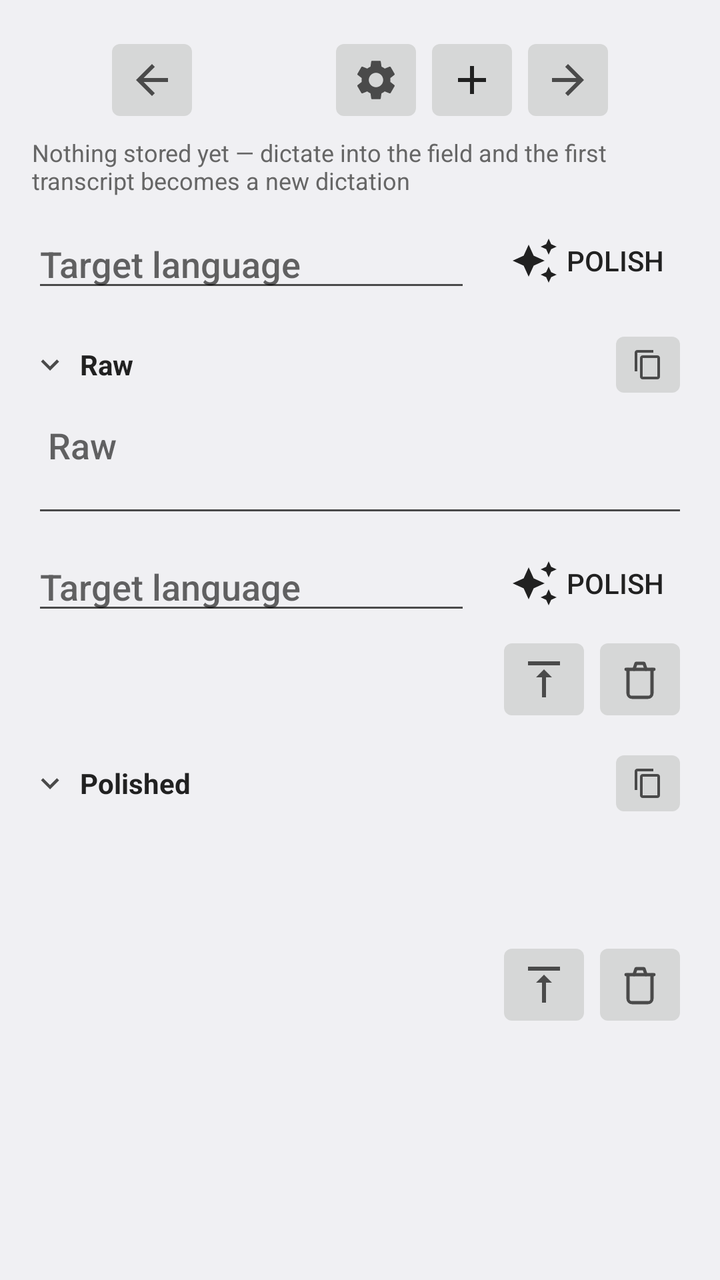
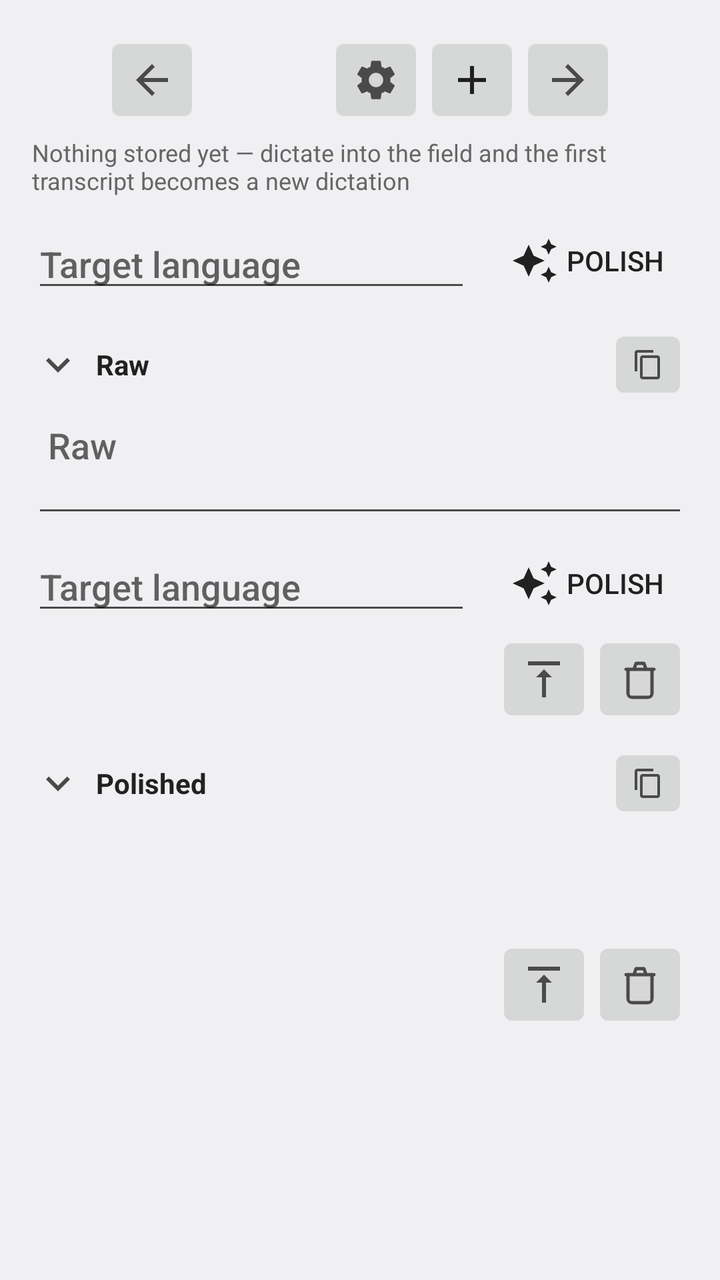

Before-and-after screenshots of an Android layout around one commit, followed by the original layout XML and the change that was made.
<!-- AndroidManifest.xml: activity theme Theme.PolishedRecognition.Plain -->
<!-- res/layout/activity_workbench.xml -->
<?xml version="1.0" encoding="utf-8"?>
<ScrollView xmlns:android="http://schemas.android.com/apk/res/android"
    android:id="@+id/workbench_root"
    android:layout_width="match_parent"
    android:layout_height="match_parent"
    android:fillViewport="true">

    <LinearLayout
        android:layout_width="match_parent"
        android:layout_height="wrap_content"
        android:orientation="vertical"
        android:padding="16dp">

        
        <LinearLayout
            android:layout_width="match_parent"
            android:layout_height="wrap_content"
            android:gravity="center"
            android:orientation="horizontal">

            <ImageButton
                android:id="@+id/workbench_prev"
                android:layout_width="48dp"
                android:layout_height="48dp"
                android:contentDescription="@string/workbench_older"
                android:scaleType="centerInside"
                android:src="@drawable/ic_arrow_left"
                android:tint="?android:attr/textColorSecondary" />

            <TextView
                android:id="@+id/workbench_position"
                android:layout_width="wrap_content"
                android:layout_height="wrap_content"
                android:gravity="center"
                android:minWidth="64dp"
                android:textColor="?android:attr/textColorPrimary"
                android:textSize="16sp" />

            <ImageButton
                android:id="@+id/workbench_settings"
                android:layout_width="48dp"
                android:layout_height="48dp"
                android:contentDescription="@string/workbench_settings"
                android:scaleType="centerInside"
                android:src="@drawable/ic_settings"
                android:tint="?android:attr/textColorSecondary" />

            <ImageButton
                android:id="@+id/workbench_new"
                android:layout_width="48dp"
                android:layout_height="48dp"
                android:contentDescription="@string/workbench_new"
                android:scaleType="centerInside"
                android:src="@drawable/ic_add"
                android:tint="?android:attr/textColorPrimary" />

            <ImageButton
                android:id="@+id/workbench_next"
                android:layout_width="48dp"
                android:layout_height="48dp"
                android:contentDescription="@string/workbench_newer"
                android:scaleType="centerInside"
                android:src="@drawable/ic_arrow_right"
                android:tint="?android:attr/textColorSecondary" />
        </LinearLayout>

        
        <TextView
            android:id="@+id/workbench_recovery"
            android:layout_width="match_parent"
            android:layout_height="wrap_content"
            android:layout_marginTop="4dp"
            android:background="@drawable/workbench_recovery_banner"
            android:gravity="center_vertical"
            android:minHeight="?android:attr/listPreferredItemHeightSmall"
            android:paddingStart="?android:attr/listPreferredItemPaddingStart"
            android:paddingEnd="?android:attr/listPreferredItemPaddingEnd"
            android:textColor="?android:attr/colorAccent"
            android:textSize="16sp"
            android:textStyle="bold"
            android:visibility="gone" />

        
        <TextView
            android:id="@+id/workbench_stamp"
            android:layout_width="match_parent"
            android:layout_height="wrap_content"
            android:layout_marginTop="4dp"
            android:gravity="start"
            android:textColor="?android:attr/textColorSecondary"
            android:textSize="14sp"
            android:visibility="gone" />

        
        <LinearLayout
            android:id="@+id/workbench_leftover_actions"
            style="?android:attr/buttonBarStyle"
            android:layout_width="match_parent"
            android:layout_height="wrap_content"
            android:layout_marginTop="8dp"
            android:orientation="horizontal"
            android:visibility="gone">

            <Button
                android:id="@+id/workbench_retry_stt"
                style="?android:attr/buttonBarButtonStyle"
                android:layout_width="0dp"
                android:layout_height="wrap_content"
                android:layout_weight="1"
                android:text="@string/workbench_retry_stt" />

            <Button
                android:id="@+id/workbench_restore_text"
                style="?android:attr/buttonBarButtonStyle"
                android:layout_width="0dp"
                android:layout_height="wrap_content"
                android:layout_weight="1"
                android:text="@string/workbench_restore_text"
                android:visibility="gone" />

            <Button
                android:id="@+id/workbench_share_audio"
                style="?android:attr/buttonBarButtonStyle"
                android:layout_width="0dp"
                android:layout_height="wrap_content"
                android:layout_weight="1"
                android:layout_marginStart="8dp"
                android:text="@string/workbench_share_audio" />

            <Button
                android:id="@+id/workbench_dismiss_leftover"
                style="?android:attr/buttonBarButtonStyle"
                android:layout_width="0dp"
                android:layout_height="wrap_content"
                android:layout_weight="1"
                android:layout_marginStart="8dp"
                android:text="@string/workbench_dismiss_leftover" />
        </LinearLayout>

        <TextView
            android:id="@+id/workbench_empty_hint"            android:layout_width="match_parent"
            android:layout_height="wrap_content"
            android:layout_marginTop="4dp"
            android:text="@string/workbench_empty"
            android:textColor="?android:attr/textColorTertiary"
            android:textSize="12sp" />

        
        <LinearLayout
            android:layout_width="match_parent"
            android:layout_height="wrap_content"
            android:layout_marginTop="8dp"
            android:gravity="center_vertical"
            android:orientation="horizontal">

            <AutoCompleteTextView
                android:id="@+id/workbench_language_a"
                android:layout_width="0dp"
                android:layout_height="wrap_content"
                android:layout_weight="1"
                android:clickable="true"
                android:completionThreshold="1"
                android:cursorVisible="false"
                android:focusable="false"
                android:hint="@string/workbench_language"
                android:inputType="text" />

            <Button
                android:id="@+id/workbench_polish_a"
                style="?android:attr/borderlessButtonStyle"
                android:layout_width="wrap_content"
                android:layout_height="wrap_content"
                android:layout_marginStart="8dp"
                android:drawableStart="@drawable/ic_polish"
                android:drawablePadding="4dp"
                android:drawableTint="?android:attr/textColorPrimary"
                android:text="@string/workbench_polish"
                android:textColor="?android:attr/textColorPrimary" />
        </LinearLayout>

        
        <LinearLayout
            android:id="@+id/workbench_raw_toggle"
            android:layout_width="match_parent"
            android:layout_height="wrap_content"
            android:layout_marginTop="8dp"
            android:clickable="true"
            android:contentDescription="@string/workbench_raw_toggle_desc"
            android:focusable="true"
            android:gravity="center_vertical"
            android:orientation="horizontal">

            <ImageView
                android:id="@+id/workbench_raw_chevron"
                android:layout_width="24dp"
                android:layout_height="24dp"
                android:importantForAccessibility="no"
                android:paddingStart="0dp"
                android:paddingEnd="6dp"
                android:scaleType="centerInside"
                android:src="@drawable/ic_chevron_down"
                android:tint="?android:attr/textColorSecondary" />

            <TextView
                android:layout_width="0dp"
                android:layout_height="wrap_content"
                android:layout_weight="1"
                android:text="@string/workbench_raw"
                android:textColor="?android:attr/textColorPrimary"
                android:textSize="14sp"
                android:textStyle="bold" />

            <ImageButton
                android:id="@+id/workbench_copy_raw"
                android:layout_width="40dp"
                android:layout_height="40dp"
                android:contentDescription="@string/workbench_copy_raw_desc"
                android:scaleType="centerInside"
                android:src="@drawable/ic_copy"
                android:tint="?android:attr/textColorSecondary" />
        </LinearLayout>

        <TextView
            android:id="@+id/workbench_raw_preview"
            android:layout_width="match_parent"
            android:layout_height="wrap_content"
            android:ellipsize="end"
            android:maxLines="1"
            android:textColor="?android:attr/textColorSecondary"
            android:textSize="14sp"
            android:visibility="gone" />

        <EditText
            android:id="@+id/workbench_raw"
            android:layout_width="match_parent"
            android:layout_height="wrap_content"
            android:gravity="top|start"
            android:hint="@string/workbench_raw"
            android:importantForAutofill="no"
            android:inputType="textMultiLine|textCapSentences"
            android:minLines="2"
            android:padding="8dp" />

        
        <LinearLayout
            android:layout_width="match_parent"
            android:layout_height="wrap_content"
            android:layout_marginTop="4dp"
            android:gravity="center_vertical"
            android:orientation="horizontal">

            <AutoCompleteTextView
                android:id="@+id/workbench_language_b"
                android:layout_width="0dp"
                android:layout_height="wrap_content"
                android:layout_weight="1"
                android:clickable="true"
                android:completionThreshold="1"
                android:cursorVisible="false"
                android:focusable="false"
                android:hint="@string/workbench_language"
                android:inputType="text" />

            <Button
                android:id="@+id/workbench_polish_b"
                style="?android:attr/borderlessButtonStyle"
                android:layout_width="wrap_content"
                android:layout_height="wrap_content"
                android:layout_marginStart="8dp"
                android:drawableStart="@drawable/ic_polish"
                android:drawablePadding="4dp"
                android:drawableTint="?android:attr/textColorPrimary"
                android:text="@string/workbench_polish"
                android:textColor="?android:attr/textColorPrimary" />
        </LinearLayout>

        
        <LinearLayout
            android:id="@+id/workbench_actions_b"
            android:layout_width="match_parent"
            android:layout_height="wrap_content"
            android:gravity="center_vertical|end"
            android:orientation="horizontal">

            <ImageButton
                android:id="@+id/workbench_promote_b"
                android:layout_width="48dp"
                android:layout_height="48dp"
                android:contentDescription="@string/workbench_promote"
                android:scaleType="centerInside"
                android:src="@drawable/ic_promote"
                android:tint="?android:attr/textColorSecondary" />

            <ImageButton
                android:id="@+id/workbench_clear_polished_b"
                android:layout_width="48dp"
                android:layout_height="48dp"
                android:contentDescription="@string/workbench_clear_polished"
                android:scaleType="centerInside"
                android:src="@drawable/ic_delete_outline"
                android:tint="?android:attr/textColorSecondary" />
        </LinearLayout>

        
        <LinearLayout
            android:id="@+id/workbench_polished_toggle"
            android:layout_width="match_parent"
            android:layout_height="wrap_content"
            android:layout_marginTop="8dp"
            android:clickable="true"
            android:contentDescription="@string/workbench_polished_toggle_desc"
            android:focusable="true"
            android:gravity="center_vertical"
            android:orientation="horizontal">

            <ImageView
                android:id="@+id/workbench_polished_chevron"
                android:layout_width="24dp"
                android:layout_height="24dp"
                android:importantForAccessibility="no"
                android:paddingStart="0dp"
                android:paddingEnd="6dp"
                android:scaleType="centerInside"
                android:src="@drawable/ic_chevron_down"
                android:tint="?android:attr/textColorSecondary" />

            <TextView
                android:layout_width="0dp"
                android:layout_height="wrap_content"
                android:layout_weight="1"
                android:text="@string/workbench_polished"
                android:textColor="?android:attr/textColorPrimary"
                android:textSize="14sp"
                android:textStyle="bold" />

            <ImageButton
                android:id="@+id/workbench_copy_polished"
                android:layout_width="40dp"
                android:layout_height="40dp"
                android:contentDescription="@string/workbench_copy_polished_desc"
                android:scaleType="centerInside"
                android:src="@drawable/ic_copy"
                android:tint="?android:attr/textColorSecondary" />
        </LinearLayout>

        <TextView
            android:id="@+id/workbench_polished_preview"
            android:layout_width="match_parent"
            android:layout_height="wrap_content"
            android:ellipsize="end"
            android:maxLines="1"
            android:textColor="?android:attr/textColorSecondary"
            android:textSize="14sp"
            android:visibility="gone" />

        <TextView
            android:id="@+id/workbench_polished"
            android:layout_width="match_parent"
            android:layout_height="wrap_content"
            android:focusable="false"
            android:longClickable="false"
            android:minLines="2"
            android:padding="8dp"
            android:textColor="?android:attr/textColorPrimary"
            android:textSize="16sp" />

        
        <LinearLayout
            android:id="@+id/workbench_actions_c"
            android:layout_width="match_parent"
            android:layout_height="wrap_content"
            android:gravity="center_vertical|end"
            android:orientation="horizontal">

            <ImageButton
                android:id="@+id/workbench_promote_c"
                android:layout_width="48dp"
                android:layout_height="48dp"
                android:contentDescription="@string/workbench_promote"
                android:scaleType="centerInside"
                android:src="@drawable/ic_promote"
                android:tint="?android:attr/textColorSecondary" />

            <ImageButton
                android:id="@+id/workbench_clear_polished_c"
                android:layout_width="48dp"
                android:layout_height="48dp"
                android:contentDescription="@string/workbench_clear_polished"
                android:scaleType="centerInside"
                android:src="@drawable/ic_delete_outline"
                android:tint="?android:attr/textColorSecondary" />
        </LinearLayout>
    </LinearLayout>
</ScrollView>
<!-- resources referenced by this layout -->
<resources>
  <!-- drawable ic_add (drawable) -->
  <?xml version="1.0" encoding="utf-8"?>
  <vector xmlns:android="http://schemas.android.com/apk/res/android"
      android:width="24dp"
      android:height="24dp"
      android:viewportWidth="24"
      android:viewportHeight="24">
      <path
          android:fillColor="#FF000000"
          android:pathData="M19,13h-6v6h-2v-6H5v-2h6V5h2v6h6v2z" />
  </vector>
  <!-- drawable ic_arrow_left (drawable) -->
  <?xml version="1.0" encoding="utf-8"?>
  <vector xmlns:android="http://schemas.android.com/apk/res/android"
      android:width="24dp"
      android:height="24dp"
      android:viewportWidth="24"
      android:viewportHeight="24">
      <path
          android:fillColor="#FF000000"
          android:pathData="M20,11H7.83l5.59,-5.59L12,4l-8,8 8,8 1.41,-1.41L7.83,13H20v-2z" />
  </vector>
  <!-- drawable ic_arrow_right (drawable) -->
  <?xml version="1.0" encoding="utf-8"?>
  <vector xmlns:android="http://schemas.android.com/apk/res/android"
      android:width="24dp"
      android:height="24dp"
      android:viewportWidth="24"
      android:viewportHeight="24">
      <path
          android:fillColor="#FF000000"
          android:pathData="M12,4l-1.41,1.41L16.17,11H4v2h12.17l-5.58,5.59L12,20l8,-8z" />
  </vector>
  <!-- drawable ic_chevron_down (drawable) -->
  <?xml version="1.0" encoding="utf-8"?>
  <vector xmlns:android="http://schemas.android.com/apk/res/android"
      android:width="24dp"
      android:height="24dp"
      android:viewportWidth="24"
      android:viewportHeight="24">
      <path
          android:fillColor="#FF000000"
          android:pathData="M7.41,8.59L12,13.17l4.59,-4.58L18,10l-6,6 -6,-6z" />
  </vector>
  <!-- drawable ic_promote (drawable) -->
  <?xml version="1.0" encoding="utf-8"?>
  <vector xmlns:android="http://schemas.android.com/apk/res/android"
      android:width="24dp"
      android:height="24dp"
      android:viewportWidth="24"
      android:viewportHeight="24">
      <path
          android:fillColor="#FF000000"
          android:pathData="M8,11h3v10h2V11h3l-4,-4L8,11zM4,3v2h16V3H4z" />
  </vector>
  <string name="workbench_clear_polished">Empty the Polished field</string>
  <string name="workbench_copy_polished_desc">Copy the polished text to the clipboard</string>
  <string name="workbench_copy_raw_desc">Copy the raw text to the clipboard</string>
  <string name="workbench_dismiss_leftover">Dismiss</string>
  <string name="workbench_empty">Nothing stored yet — dictate into the field and the first transcript becomes a new dictation</string>
  <string name="workbench_language">Target language</string>
  <string name="workbench_new">New dictation</string>
  <string name="workbench_newer">Newer dictation</string>
  <string name="workbench_older">Older dictation</string>
  <string name="workbench_polish">Polish</string>
  <string name="workbench_polished">Polished</string>
  <string name="workbench_polished_toggle_desc">Collapse or expand the polished text</string>
  <string name="workbench_promote">Make Polished the new RAW</string>
  <string name="workbench_raw">Raw</string>
  <string name="workbench_raw_toggle_desc">Collapse or expand the raw text</string>
  <string name="workbench_restore_text">Restore text</string>
  <string name="workbench_retry_stt">Retry STT</string>
  <string name="workbench_settings">Settings</string>
  <string name="workbench_share_audio">Share audio</string>
  <style name="Theme.PolishedRecognition.Plain" parent="@android:style/Theme.DeviceDefault.DayNight">
          <item name="android:windowNoTitle">true</item>
          <item name="android:windowActionBar">false</item>
          
          <item name="android:textColorPrimary">@color/text_primary</item>
          <item name="android:textColorSecondary">@color/text_secondary</item>
          <item name="android:textColorTertiary">@color/text_tertiary</item>
      </style>
  <color name="recording_icon_tint">#000000</color>
  <!-- unchanged entries left out for length: 5 -->
</resources>

<!-- the commit's change to res/layout/activity_workbench.xml (unified diff, before → after) -->
@@ -192,8 +192,8 @@
 
             <ImageView
                 android:id="@+id/workbench_raw_chevron"
-                android:layout_width="24dp"
-                android:layout_height="24dp"
+                android:layout_width="32dp"
+                android:layout_height="32dp"
                 android:importantForAccessibility="no"
                 android:paddingStart="0dp"
                 android:paddingEnd="6dp"
@@ -315,8 +315,8 @@
 
             <ImageView
                 android:id="@+id/workbench_polished_chevron"
-                android:layout_width="24dp"
-                android:layout_height="24dp"
+                android:layout_width="32dp"
+                android:layout_height="32dp"
                 android:importantForAccessibility="no"
                 android:paddingStart="0dp"
                 android:paddingEnd="6dp"
